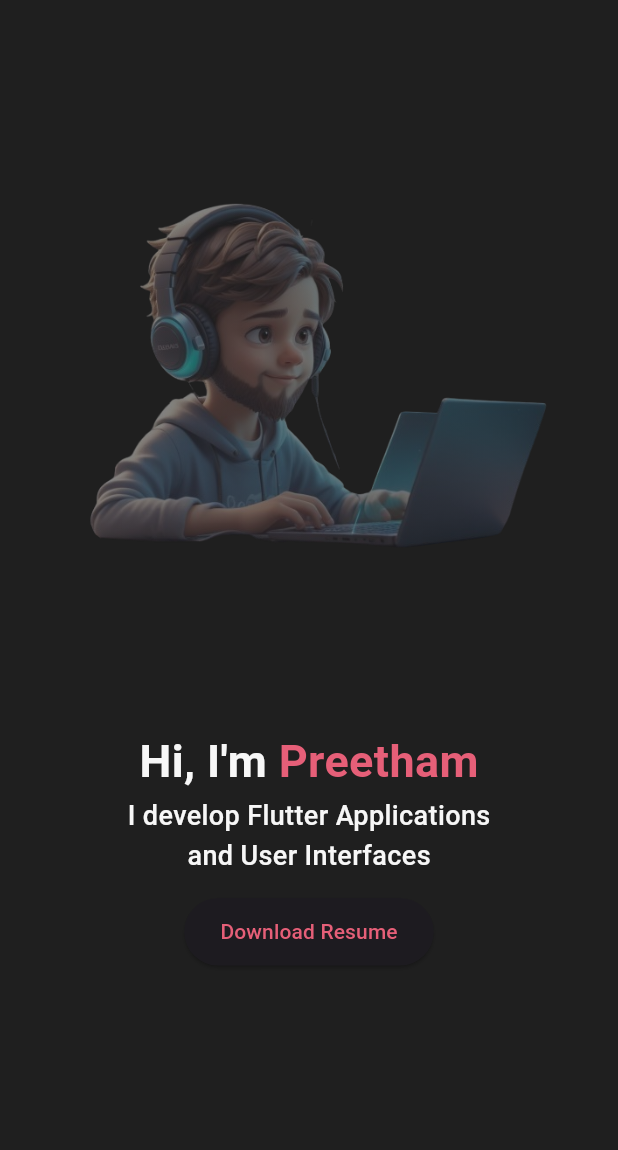
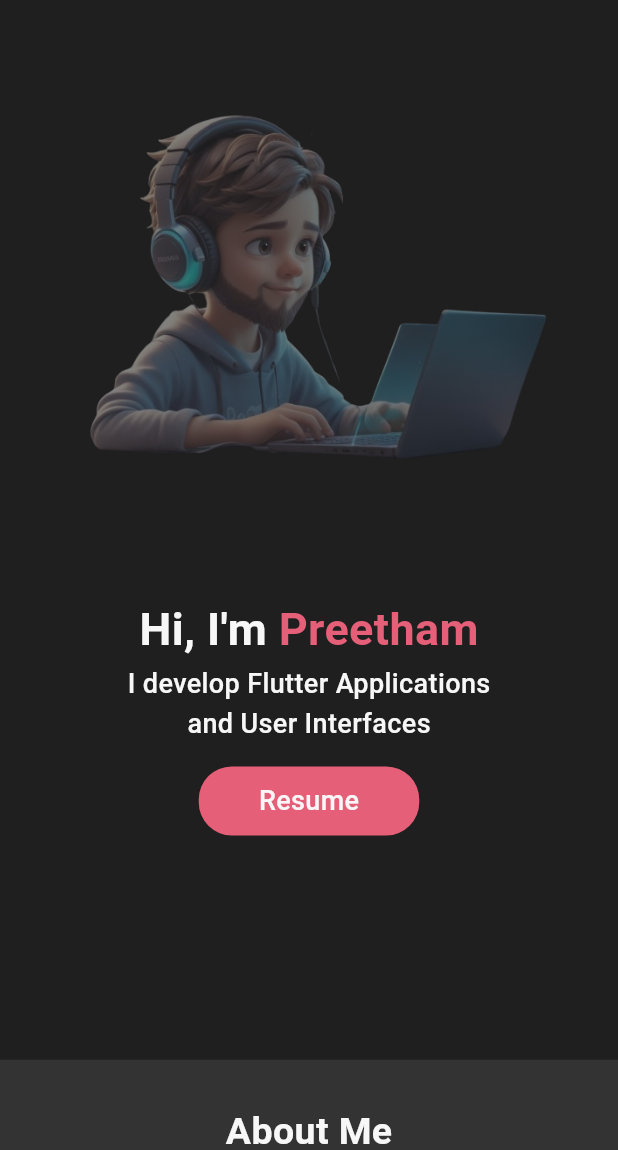
Before and after one commit to daemonvk18/my_portfolio, a Flutter app: the screen it shows after launch, after a tap on the "menu" icon, after a tap on the "close" icon, on a phone screen of 412 x 824 dp, the part 86-1236 px from its top. Run offline on Flutter 3.47's test engine with Material 3 defaults, Android fonts, the phone set to English and light mode, and no system bars.

Commit message:
made few more changes in every section

```diff
--- a/portfolio_webapp/lib/widgets/aboutme_mobile.dart
+++ b/portfolio_webapp/lib/widgets/aboutme_mobile.dart
@@ -11,13 +11,14 @@
     final screensize = MediaQuery.of(context).size;
     // ignore: unused_local_variable
     final screenWidth = screensize.width;
+    // ignore: unused_local_variable
     final screenheight = screensize.height;
     return Container(
       key: keys,
       padding: EdgeInsets.symmetric(horizontal: 20.0, vertical: 20.0),
-      height: screenheight,
+      width: screenWidth,
       color: CustomColors.black80,
-      constraints: BoxConstraints(minHeight: 760.0),
+      constraints: BoxConstraints(minHeight: 810.0, minWidth: 350.0),
       child: Column(
         mainAxisAlignment: MainAxisAlignment.start,
         crossAxisAlignment: CrossAxisAlignment.center,
@@ -51,8 +52,8 @@
 
           //photo
           Container(
-            height: 200.0,
-            width: 200.0,
+            height: 280.0,
+            width: 280.0,
             decoration: BoxDecoration(
                 border: Border.all(color: CustomColors.white80),
                 image: DecorationImage(
@@ -60,23 +61,34 @@
                     fit: BoxFit.cover)),
           ),
           const SizedBox(
-            height: 40.0,
+            height: 50.0,
           ),
           Column(
             crossAxisAlignment: CrossAxisAlignment.start,
             children: [
-              Text(
-                "Hi, I'm Pailla Navya Preetham Reddy, a pre-final year student\nat IIIT Bhubaneswar.I'm passionate about technology and\nthrive in the dynamic environment of computer science and\nengineering. Beyond academics,I enjoy engaging in extracurricular\nactivities and collaborating with peers. I'm determined to\nmake meaningful contributions in the field of technology\nand beyond.",
-                style: TextStyle(fontSize: 14.0, color: CustomColors.white80),
+              Wrap(
+                children: [
+                  Container(
+                    padding: const EdgeInsets.symmetric(
+                        horizontal: 0.0, vertical: 20.0),
+                    child: Text(
+                      softWrap: true,
+                      "Hi, I'm Pailla Navya Preetham Reddy, a pre-final year student at IIIT Bhubaneswar.I'm passionate about technology and thrive in the dynamic environment of computer science and engineering. Beyond academics,I enjoy engaging in extracurricular activities and collaborating with peers. I'm determined to make meaningful contributions in the field of technology and beyond.",
+                      style:
+                          TextStyle(fontSize: 14, color: CustomColors.white80),
+                    ),
+                  ),
+                ],
               ),
               const SizedBox(
                 height: 20.0,
               ),
               //some list info
               for (int i = 0; i < aboutmetitle.length; i++)
-                Padding(
-                    padding: const EdgeInsets.only(bottom: 6.0),
-                    child: Row(
+                ConstrainedBox(
+                  constraints: BoxConstraints(minWidth: 300.0),
+                  child: Wrap(children: [
+                    Row(
                       mainAxisAlignment: MainAxisAlignment.start,
                       children: [
                         Text(
@@ -84,15 +96,17 @@
                           style: TextStyle(
                               color: CustomColors.white90,
                               fontWeight: FontWeight.w600,
-                              fontSize: 15.0),
+                              fontSize: 14),
                         ),
                         Text(
                           "  " + aboutmeans[i],
                           style: TextStyle(
-                              color: CustomColors.white80, fontSize: 14.0),
+                              color: CustomColors.white80, fontSize: 14),
                         )
                       ],
-                    ))
+                    ),
+                  ]),
+                )
             ],
           )
         ],
--- a/portfolio_webapp/lib/widgets/contact.dart
+++ b/portfolio_webapp/lib/widgets/contact.dart
@@ -162,7 +162,7 @@
                       ),
                       //your message box
                       Container(
-                        padding: const EdgeInsets.symmetric(horizontal: 20.0),
+                        padding: const EdgeInsets.symmetric(horizontal: 10.0),
                         height: 300,
                         decoration: BoxDecoration(
                           color: CustomColors.white80,
--- a/portfolio_webapp/lib/widgets/footer.dart
+++ b/portfolio_webapp/lib/widgets/footer.dart
@@ -12,7 +12,7 @@
       color: CustomColors.black88,
       width: double.maxFinite,
       child: const Text(
-        "Made by Preetham with Flutter 3.16",
+        "Made by Preetham with Flutter 3.19.6",
         style: TextStyle(color: CustomColors.white80),
       ),
     );
--- a/portfolio_webapp/lib/widgets/main_mobile.dart
+++ b/portfolio_webapp/lib/widgets/main_mobile.dart
@@ -12,7 +12,7 @@
     final screenheight = screensize.height;
     return Container(
       margin: EdgeInsets.symmetric(vertical: 30.0, horizontal: 30.0),
-      height: screenheight,
+      height: screenheight / 1.3,
       constraints: BoxConstraints(minHeight: 540.0),
       child: Column(
         crossAxisAlignment: CrossAxisAlignment.center,
@@ -28,12 +28,12 @@
             blendMode: BlendMode.srcATop,
             child: Image.asset(
               "Assets/homepage_image.png",
-              height: screenheight / 2,
+              height: screenheight / 2.8,
               width: screenWidth,
             ),
           ),
           const SizedBox(
-            height: 30.0,
+            height: 60.0,
           ),
 
           //intro text
@@ -80,15 +80,23 @@
             height: 15.0,
           ),
           SizedBox(
-            height: 45.0,
-            child: ElevatedButton(
-                onPressed: () {
-                  downloadResume();
-                },
+            child: GestureDetector(
+              onTap: downloadResume,
+              child: Container(
+                padding: const EdgeInsets.symmetric(
+                    vertical: 10.0, horizontal: 40.0),
+                decoration: BoxDecoration(
+                    color: CustomColors.red,
+                    borderRadius: BorderRadius.circular(22)),
                 child: Text(
-                  "Download Resume",
-                  style: TextStyle(color: CustomColors.red),
-                )),
+                  "Resume",
+                  style: TextStyle(
+                      color: CustomColors.white90,
+                      fontSize: 18.0,
+                      fontWeight: FontWeight.w500),
+                ),
+              ),
+            ),
           )
         ],
       ),
--- a/portfolio_webapp/lib/widgets/projectcard.dart
+++ b/portfolio_webapp/lib/widgets/projectcard.dart
@@ -1,3 +1,4 @@
+import 'package:flutter/cupertino.dart';
 import 'package:flutter/material.dart';
 import 'package:flutter/widgets.dart';
 import 'package:portfolio_webapp/constants/colors.dart';
@@ -21,7 +22,7 @@
 
   @override
   Widget build(BuildContext context) {
-    return Stack(children: [
+    return Column(children: [
       Container(
         height: 400.0,
         width: 300.0,
@@ -33,7 +34,9 @@
           crossAxisAlignment: CrossAxisAlignment.start,
           children: [
             //project cover photo
-            Container(
+            GestureDetector(
+              onTap: openURL,
+              child: Container(
                 width: double.maxFinite,
                 height: 160.0,
                 decoration: BoxDecoration(
@@ -41,6 +44,7 @@
                         image: AssetImage(projectuitils.imageurl)),
                     color: CustomColors.white80,
                     borderRadius: BorderRadius.circular(5)),
+              ),
             ),
             const SizedBox(
               height: 10.0,
@@ -126,22 +130,6 @@
           ],
         ),
       ),
-      GestureDetector(
-        onTap: openURL,
-        child: Padding(
-          padding: const EdgeInsets.only(left: 240, right: 30.0, top: 18.0),
-          child: Container(
-            height: 30.0,
-            width: 30.0,
-            decoration: BoxDecoration(
-                color: CustomColors.black88,
-                shape: BoxShape.circle,
-                image: DecorationImage(
-                    image: AssetImage(projectuitils.githubimageurl),
-                    fit: BoxFit.contain)),
-          ),
-        ),
-      )
     ]);
   }
 }
--- a/portfolio_webapp/pubspec.yaml
+++ b/portfolio_webapp/pubspec.yaml
@@ -31,6 +31,7 @@
   cupertino_icons: ^1.0.6
   flutter:
     sdk: flutter
+  flutter_screenutil: ^5.9.1
   http: ^1.2.1
   url_launcher: ^6.2.6
 
```
Also changed, not shown: portfolio_webapp/lib/widgets/aboutme_desktop.dart (+20 -40 lines), portfolio_webapp/lib/widgets/main_desktop.dart (+21 -12 lines), portfolio_webapp/pubspec.lock. Lines whose indentation alone changed are shown as unchanged.
